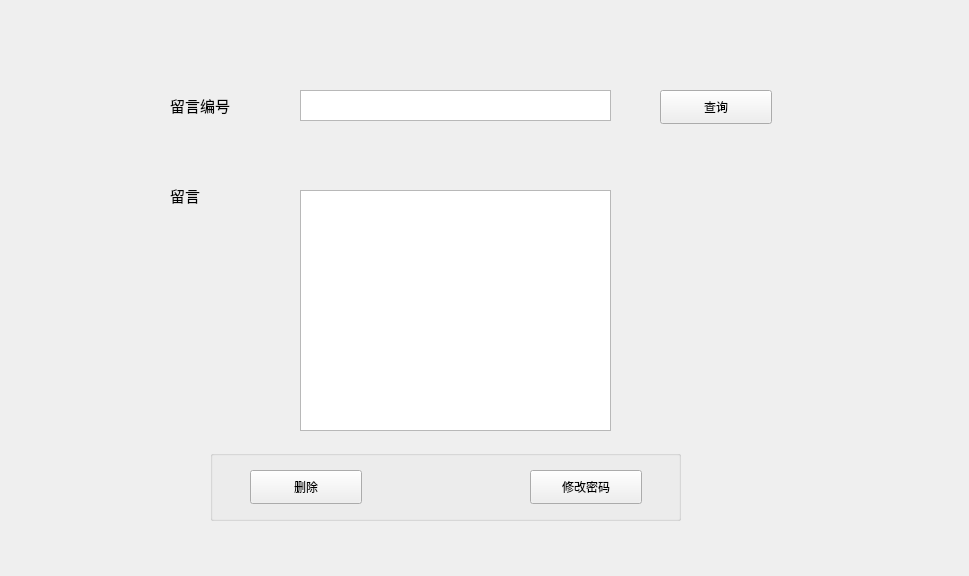
Qt form Library/Library/DeleteMessage.ui (belowthetree/LibrarySystem) before a commit.
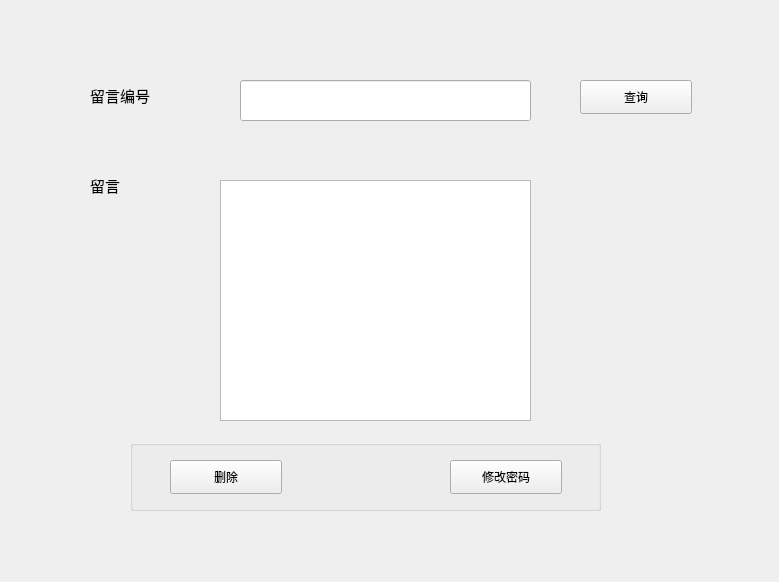
The same form after that commit.

Diff of the .ui file:
```diff
--- a/Library/Library/DeleteMessage.ui
+++ b/Library/Library/DeleteMessage.ui
@@ -6,67 +6,18 @@
    <rect>
     <x>0</x>
     <y>0</y>
-    <width>969</width>
-    <height>576</height>
+    <width>779</width>
+    <height>582</height>
    </rect>
   </property>
   <property name="windowTitle">
    <string>DeleteMessage</string>
   </property>
-  <widget class="QLabel" name="label">
-   <property name="geometry">
-    <rect>
-     <x>170</x>
-     <y>90</y>
-     <width>91</width>
-     <height>31</height>
-    </rect>
-   </property>
-   <property name="text">
-    <string>&lt;html&gt;&lt;head/&gt;&lt;body&gt;&lt;p&gt;&lt;span style=&quot; font-size:11pt;&quot;&gt;留言编号&lt;/span&gt;&lt;/p&gt;&lt;/body&gt;&lt;/html&gt;</string>
-   </property>
-  </widget>
-  <widget class="QTextEdit" name="textEdit">
-   <property name="geometry">
-    <rect>
-     <x>300</x>
-     <y>90</y>
-     <width>311</width>
-     <height>31</height>
-    </rect>
-   </property>
-  </widget>
-  <widget class="QLabel" name="label_2">
-   <property name="geometry">
-    <rect>
-     <x>170</x>
-     <y>180</y>
-     <width>91</width>
-     <height>31</height>
-    </rect>
-   </property>
-   <property name="text">
-    <string>&lt;html&gt;&lt;head/&gt;&lt;body&gt;&lt;p&gt;&lt;span style=&quot; font-size:11pt;&quot;&gt;留言&lt;/span&gt;&lt;/p&gt;&lt;/body&gt;&lt;/html&gt;</string>
-   </property>
-  </widget>
-  <widget class="QPushButton" name="pushButton">
-   <property name="geometry">
-    <rect>
-     <x>660</x>
-     <y>90</y>
-     <width>112</width>
-     <height>34</height>
-    </rect>
-   </property>
-   <property name="text">
-    <string>查询</string>
-   </property>
-  </widget>
   <widget class="QTextBrowser" name="textBrowser_2">
    <property name="geometry">
     <rect>
-     <x>300</x>
-     <y>190</y>
+     <x>220</x>
+     <y>180</y>
      <width>311</width>
      <height>241</height>
     </rect>
@@ -75,8 +26,8 @@
   <widget class="QGroupBox" name="groupBox_3">
    <property name="geometry">
     <rect>
-     <x>210</x>
-     <y>450</y>
+     <x>130</x>
+     <y>440</y>
      <width>471</width>
      <height>71</height>
     </rect>
@@ -111,7 +62,57 @@
     </property>
    </widget>
   </widget>
+  <widget class="QPushButton" name="pushButton">
+   <property name="geometry">
+    <rect>
+     <x>580</x>
+     <y>80</y>
+     <width>112</width>
+     <height>34</height>
+    </rect>
+   </property>
+   <property name="text">
+    <string>查询</string>
+   </property>
+  </widget>
+  <widget class="QLabel" name="label_2">
+   <property name="geometry">
+    <rect>
+     <x>90</x>
+     <y>170</y>
+     <width>91</width>
+     <height>31</height>
+    </rect>
+   </property>
+   <property name="text">
+    <string>&lt;html&gt;&lt;head/&gt;&lt;body&gt;&lt;p&gt;&lt;span style=&quot; font-size:11pt;&quot;&gt;留言&lt;/span&gt;&lt;/p&gt;&lt;/body&gt;&lt;/html&gt;</string>
+   </property>
+  </widget>
+  <widget class="QLabel" name="label">
+   <property name="geometry">
+    <rect>
+     <x>90</x>
+     <y>80</y>
+     <width>91</width>
+     <height>31</height>
+    </rect>
+   </property>
+   <property name="text">
+    <string>&lt;html&gt;&lt;head/&gt;&lt;body&gt;&lt;p&gt;&lt;span style=&quot; font-size:11pt;&quot;&gt;留言编号&lt;/span&gt;&lt;/p&gt;&lt;/body&gt;&lt;/html&gt;</string>
+   </property>
+  </widget>
+  <widget class="QLineEdit" name="lineEdit">
+   <property name="geometry">
+    <rect>
+     <x>240</x>
+     <y>80</y>
+     <width>291</width>
+     <height>41</height>
+    </rect>
+   </property>
+  </widget>
  </widget>
+ <layoutdefault spacing="6" margin="11"/>
  <resources/>
  <connections/>
 </ui>
```
Left out of the diff: 4 changed lines with no effect on the pictures.
